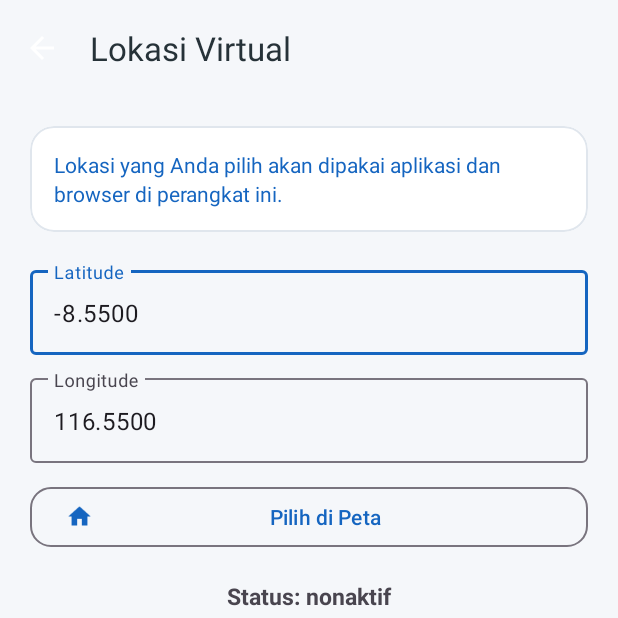
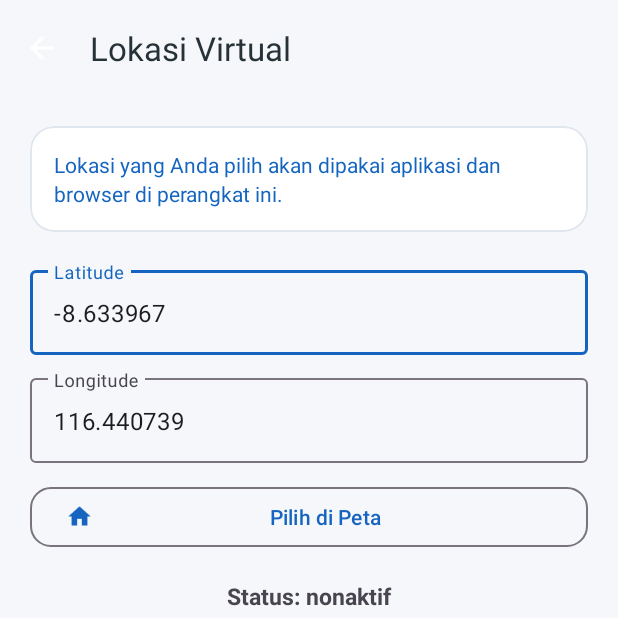
Before and after one commit to alphacasss/absensi-jplb, an Android app: the MockLocationActivity screen opened directly, with no data from a screen before it, on a phone screen of 412 x 824 dp, the top half of it. Run offline under Robolectric (Android 15) with nearby library versions, the phone set to English and light mode, and no system bars; network calls fail.

Commit message:
Set default mock coordinates and favorite (v1.2.7)

```diff
--- a/app/build.gradle.kts
+++ b/app/build.gradle.kts
@@ -23,8 +23,8 @@ android {
         applicationId = "id.jplb.absensi"
         minSdk = 21
         targetSdk = 34
-        versionCode = 9
-        versionName = "1.2.6"
+        versionCode = 10
+        versionName = "1.2.7"
     }
 
     signingConfigs {
--- a/app/src/main/java/id/jplb/absensi/AppConfig.kt
+++ b/app/src/main/java/id/jplb/absensi/AppConfig.kt
@@ -8,9 +8,46 @@ object AppConfig {
     private const val PREF_NAME = "absensi_jplb"
     const val PREF_URL = "app_url"
 
+    const val DEFAULT_MOCK_LAT = -8.633967
+    const val DEFAULT_MOCK_LNG = 116.440739
+    const val DEFAULT_FAV_NAME = "Lokasi Default"
+
     fun getUrl(context: Context): String {
         val prefs = context.getSharedPreferences(PREF_NAME, Context.MODE_PRIVATE)
         return prefs.getString(PREF_URL, DEFAULT_URL) ?: DEFAULT_URL
+    }
+
+    /** Migrasi sekali: pasang koordinat default dan favorit bawaan. */
+    fun ensureMockDefaults(context: Context) {
+        val prefs = context.getSharedPreferences(PREF_NAME, Context.MODE_PRIVATE)
+        if (prefs.getInt("mock_defaults_version", 0) >= 1) return
+
+        val favorites = try {
+            org.json.JSONArray(prefs.getString("map_favorites", "[]"))
+        } catch (e: Exception) {
+            org.json.JSONArray()
+        }
+        var exists = false
+        for (i in 0 until favorites.length()) {
+            if (favorites.getJSONObject(i).optString("name") == DEFAULT_FAV_NAME) {
+                exists = true
+                break
+            }
+        }
+        if (!exists) {
+            favorites.put(
+                org.json.JSONObject()
+                    .put("name", DEFAULT_FAV_NAME)
+                    .put("lat", DEFAULT_MOCK_LAT)
+                    .put("lng", DEFAULT_MOCK_LNG)
+            )
+        }
+        prefs.edit()
+            .putString("mock_lat", DEFAULT_MOCK_LAT.toString())
+            .putString("mock_lng", DEFAULT_MOCK_LNG.toString())
+            .putString("map_favorites", favorites.toString())
+            .putInt("mock_defaults_version", 1)
+            .apply()
     }
 
     fun saveUrl(context: Context, url: String?) {
--- a/app/src/main/java/id/jplb/absensi/MockLocationActivity.kt
+++ b/app/src/main/java/id/jplb/absensi/MockLocationActivity.kt
@@ -54,6 +54,7 @@ class MockLocationActivity : AppCompatActivity() {
 
     override fun onCreate(savedInstanceState: Bundle?) {
         super.onCreate(savedInstanceState)
+        AppConfig.ensureMockDefaults(this)
         setContentView(R.layout.activity_mock)
 
         findViewById<MaterialToolbar>(R.id.toolbar).setNavigationOnClickListener { finish() }
@@ -61,13 +62,13 @@ class MockLocationActivity : AppCompatActivity() {
         etLng = findViewById(R.id.etLng)
         tvStatus = findViewById(R.id.tvMockStatus)
 
-        etLat.setText(prefs.getString("mock_lat", "-8.5500"))
-        etLng.setText(prefs.getString("mock_lng", "116.5500"))
+        etLat.setText(prefs.getString("mock_lat", AppConfig.DEFAULT_MOCK_LAT.toString()))
+        etLng.setText(prefs.getString("mock_lng", AppConfig.DEFAULT_MOCK_LNG.toString()))
 
         findViewById<View>(R.id.btnPickMap).setOnClickListener {
             val intent = Intent(this, MapPickerActivity::class.java).apply {
-                putExtra("lat", etLat.text.toString().toDoubleOrNull() ?: -8.55)
-                putExtra("lng", etLng.text.toString().toDoubleOrNull() ?: 116.55)
+                putExtra("lat", etLat.text.toString().toDoubleOrNull() ?: AppConfig.DEFAULT_MOCK_LAT)
+                putExtra("lng", etLng.text.toString().toDoubleOrNull() ?: AppConfig.DEFAULT_MOCK_LNG)
             }
             pickLocation.launch(intent)
         }
--- a/app/src/main/java/id/jplb/absensi/MockTileService.kt
+++ b/app/src/main/java/id/jplb/absensi/MockTileService.kt
@@ -37,11 +37,13 @@ class MockTileService : TileService() {
                 action = MockLocationService.ACTION_START
                 putExtra(
                     MockLocationService.EXTRA_LAT,
-                    prefs.getString("mock_lat", "-8.55")?.toDoubleOrNull() ?: -8.55
+                    prefs.getString("mock_lat", AppConfig.DEFAULT_MOCK_LAT.toString())?.toDoubleOrNull()
+                        ?: AppConfig.DEFAULT_MOCK_LAT
                 )
                 putExtra(
                     MockLocationService.EXTRA_LNG,
-                    prefs.getString("mock_lng", "116.55")?.toDoubleOrNull() ?: 116.55
+                    prefs.getString("mock_lng", AppConfig.DEFAULT_MOCK_LNG.toString())?.toDoubleOrNull()
+                        ?: AppConfig.DEFAULT_MOCK_LNG
                 )
             }
             try {
```
Also changed, not shown: app/src/main/java/id/jplb/absensi/MapPickerActivity.kt (+10 -3 lines), 1 other file.
